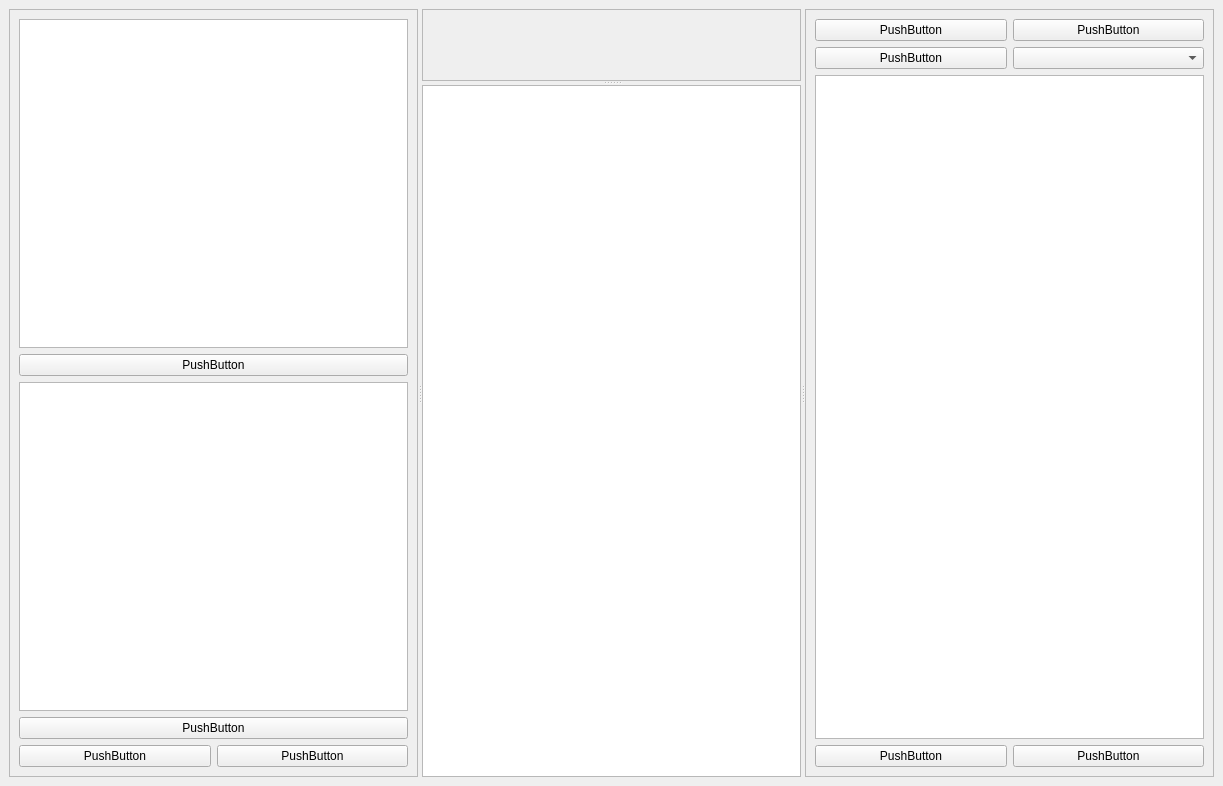
slaclab/paws, file paws/ui/qtui/basic.ui: the form before one commit.
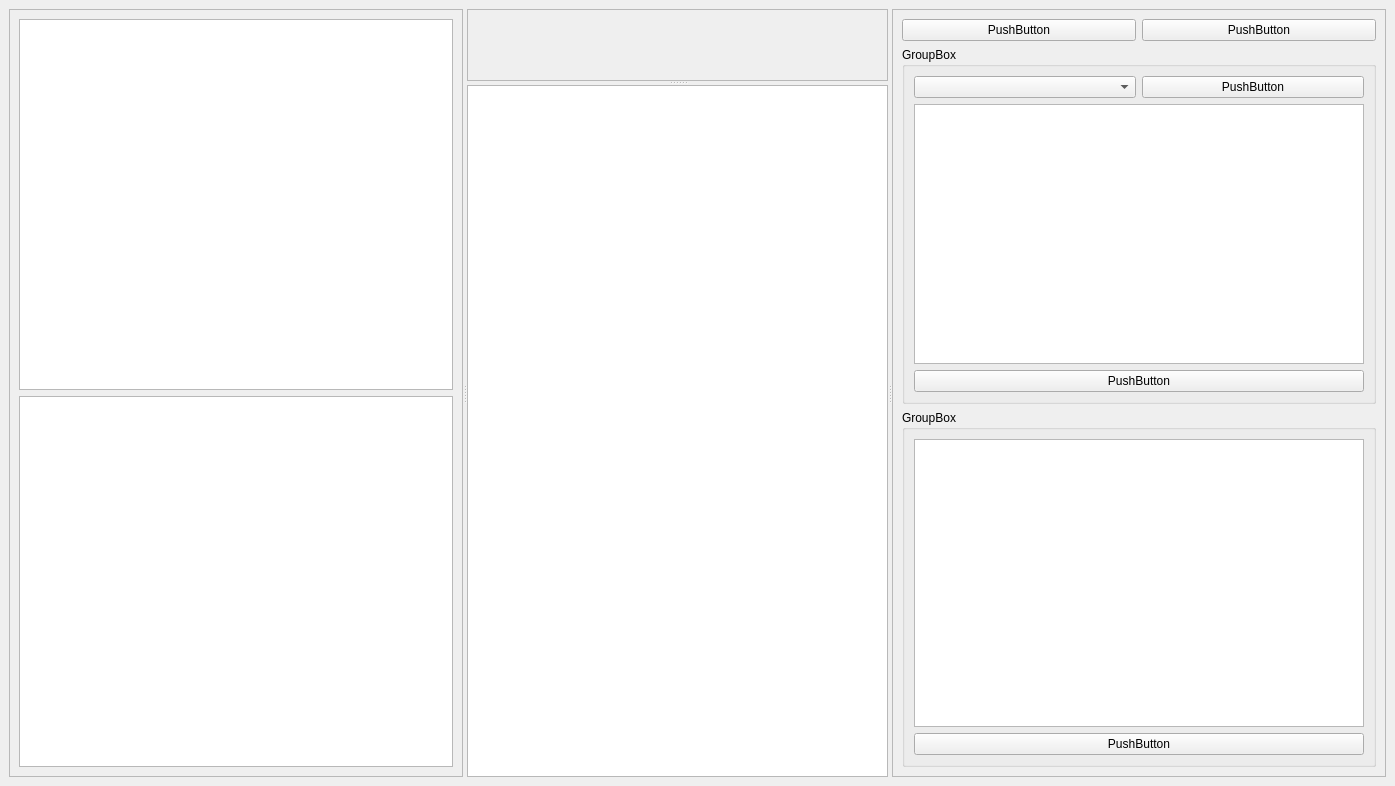
The form after the commit.

Commit message: moved TreeItem default flags to TreeModel, from QTreeSelectionModel

```diff
--- a/paws/ui/qtui/basic.ui
+++ b/paws/ui/qtui/basic.ui
@@ -6,7 +6,7 @@
    <rect>
     <x>0</x>
     <y>0</y>
-    <width>1223</width>
+    <width>1395</width>
     <height>786</height>
    </rect>
   </property>
@@ -31,39 +31,11 @@
         <enum>QFrame::Raised</enum>
        </property>
        <layout class="QGridLayout" name="gridLayout_4">
-        <item row="8" column="0" colspan="2">
-         <widget class="QPushButton" name="edit_plugins_button">
-          <property name="text">
-           <string>PushButton</string>
-          </property>
-         </widget>
-        </item>
-        <item row="6" column="0" colspan="2">
-         <widget class="QPushButton" name="edit_ops_button">
-          <property name="text">
-           <string>PushButton</string>
-          </property>
-         </widget>
-        </item>
-        <item row="2" column="0" colspan="2">
+        <item row="3" column="0" colspan="2">
          <widget class="QTreeView" name="op_tree"/>
         </item>
-        <item row="7" column="0" colspan="2">
-         <widget class="QTreeView" name="plugin_tree"/>
-        </item>
-        <item row="10" column="1">
-         <widget class="QPushButton" name="load_plugins_button">
-          <property name="text">
-           <string>PushButton</string>
-          </property>
-         </widget>
-        </item>
-        <item row="10" column="0">
-         <widget class="QPushButton" name="save_plugins_button">
-          <property name="text">
-           <string>PushButton</string>
-          </property>
-         </widget>
+        <item row="5" column="0" colspan="2">
+         <widget class="QTextEdit" name="op_info_box"/>
         </item>
        </layout>
       </widget>
@@ -101,47 +73,73 @@
         <enum>QFrame::Raised</enum>
        </property>
        <layout class="QGridLayout" name="gridLayout">
-        <item row="6" column="0" colspan="2">
-         <widget class="QTreeView" name="wf_tree"/>
-        </item>
-        <item row="1" column="0">
-         <widget class="QPushButton" name="save_wf_button">
+        <item row="0" column="0">
+         <widget class="QPushButton" name="save_state_button">
           <property name="text">
            <string>PushButton</string>
           </property>
          </widget>
         </item>
-        <item row="1" column="1">
-         <widget class="QPushButton" name="load_wf_button">
+        <item row="0" column="1">
+         <widget class="QPushButton" name="load_state_button">
           <property name="text">
            <string>PushButton</string>
           </property>
          </widget>
         </item>
-        <item row="2" column="0">
-         <widget class="QPushButton" name="add_wf_button">
-          <property name="text">
-           <string>PushButton</string>
+        <item row="2" column="0" colspan="2">
+         <widget class="QGroupBox" name="workflows_box">
+          <property name="title">
+           <string>GroupBox</string>
           </property>
+          <layout class="QGridLayout" name="gridLayout_5">
+           <item row="0" column="0">
+            <widget class="QComboBox" name="wf_selector"/>
+           </item>
+           <item row="1" column="0" colspan="2">
+            <widget class="QTreeView" name="wf_tree"/>
+           </item>
+           <item row="0" column="1">
+            <widget class="QPushButton" name="run_wf_button">
+             <property name="text">
+              <string>PushButton</string>
+             </property>
+            </widget>
+           </item>
+           <item row="2" column="0" colspan="2">
+            <widget class="QPushButton" name="setup_wf_button">
+             <property name="text">
+              <string>PushButton</string>
+             </property>
+            </widget>
+           </item>
+          </layout>
+          <zorder>wf_tree</zorder>
+          <zorder>wf_tree</zorder>
+          <zorder>wf_selector</zorder>
+          <zorder>run_wf_button</zorder>
+          <zorder>setup_wf_button</zorder>
          </widget>
         </item>
-        <item row="7" column="0">
-         <widget class="QPushButton" name="edit_wf_button">
-          <property name="text">
-           <string>PushButton</string>
+        <item row="3" column="0" colspan="2">
+         <widget class="QGroupBox" name="plugins_box">
+          <property name="title">
+           <string>GroupBox</string>
           </property>
+          <layout class="QGridLayout" name="gridLayout_3">
+           <item row="0" column="0">
+            <widget class="QTreeView" name="plugin_tree"/>
+           </item>
+           <item row="1" column="0">
+            <widget class="QPushButton" name="setup_plugins_button">
+             <property name="text">
+              <string>PushButton</string>
+             </property>
+            </widget>
+           </item>
+          </layout>
          </widget>
         </item>
-        <item row="7" column="1">
-         <widget class="QPushButton" name="run_wf_button">
-          <property name="text">
-           <string>PushButton</string>
-          </property>
-         </widget>
-        </item>
-        <item row="2" column="1">
-         <widget class="QComboBox" name="wf_selector"/>
-        </item>
        </layout>
       </widget>
      </widget>
```
The commit also changes 11 other files.
